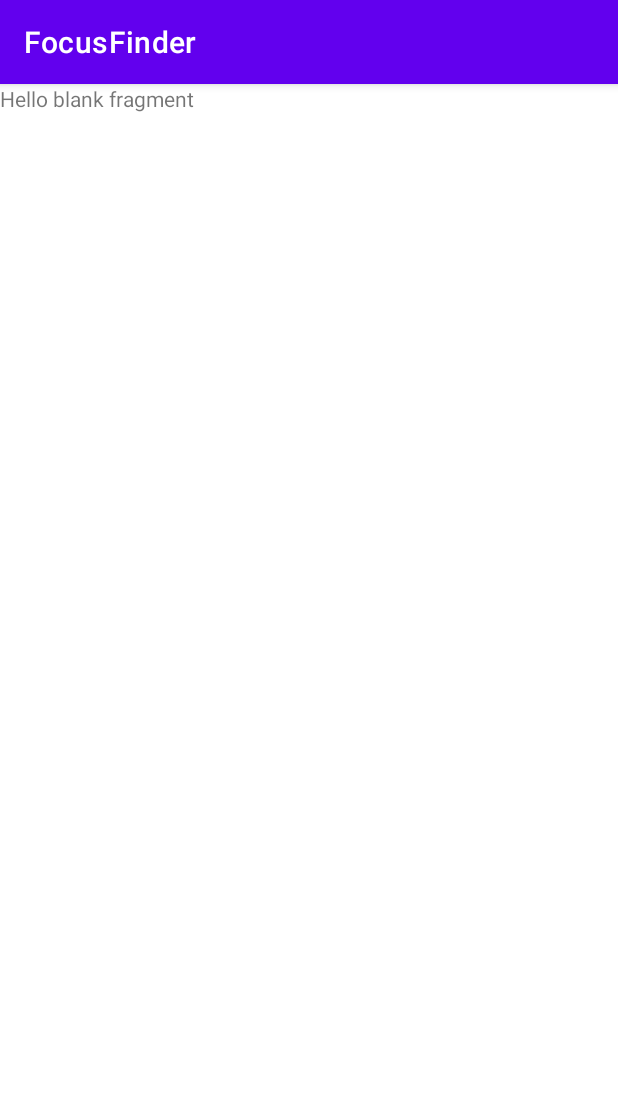
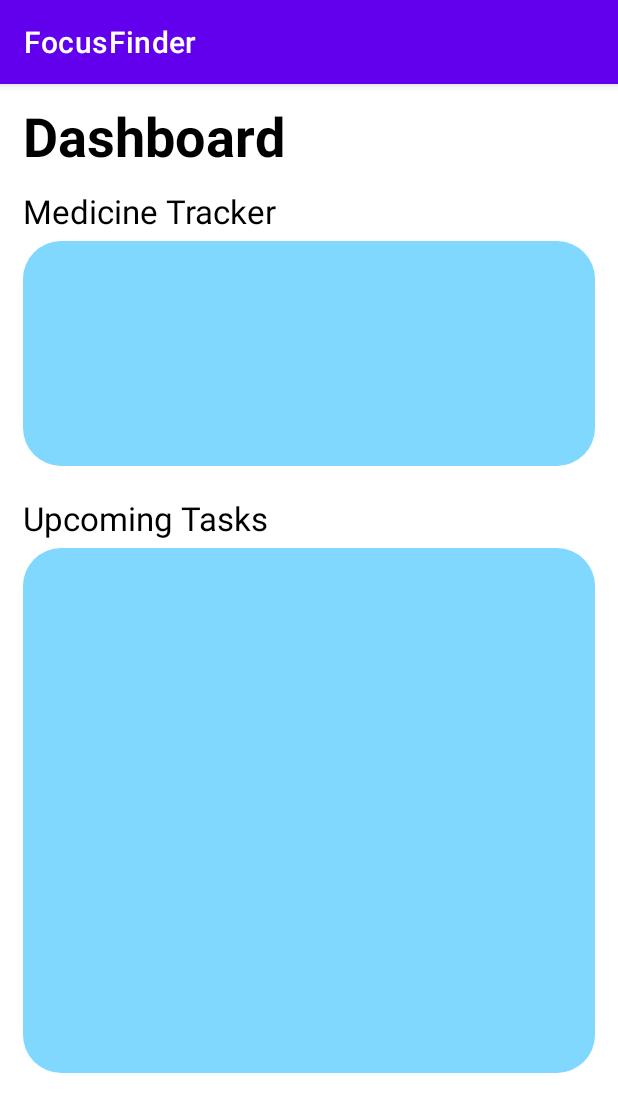
Before and after one commit to ncarlson23/focusFinder, an Android app: the fragment Dashboard shown on its own in the app's theme, on a phone screen of 412 x 824 dp. Shown: the top 1112 px of the screen. Run offline under Robolectric (Android 15) with nearby library versions, the phone set to English and light mode, and no system bars.

Commit message:
Began Dashboard UI

```diff
--- /dev/null
+++ b/app/src/main/res/drawable/round_rect_shape.xml
@@ -0,0 +1,12 @@
+<?xml version="1.0" encoding="utf-8"?>
+
+<shape xmlns:android="http://schemas.android.com/apk/res/android"
+
+    android:shape="rectangle">
+    <solid android:color="#80D8FF" />
+
+    <corners android:radius="25dp" />
+
+
+
+</shape>
--- a/app/src/main/res/layout/fragment_dashboard.xml
+++ b/app/src/main/res/layout/fragment_dashboard.xml
@@ -3,12 +3,73 @@
     xmlns:tools="http://schemas.android.com/tools"
     android:layout_width="match_parent"
     android:layout_height="match_parent"
-    tools:context=".Dashboard">
+    android:orientation="vertical"
+    tools:context=".Dashboard"
+    android:paddingTop="10dp"
+    android:paddingBottom="10dp"
+    android:paddingLeft="15dp"
+    android:paddingRight="15dp">
 
-    <!-- TODO: Update blank fragment layout -->
-    <TextView
+
+    <LinearLayout
         android:layout_width="match_parent"
         android:layout_height="match_parent"
-        android:text="@string/hello_blank_fragment" />
+        android:orientation="vertical" >
+
+
+
+
+        <TextView
+            android:layout_width="match_parent"
+            android:layout_height="40dp"
+            android:text="Dashboard"
+            android:textColor="@color/black"
+            android:textSize="36sp"
+            android:textStyle="bold" />
+
+        <LinearLayout
+            android:layout_width="match_parent"
+            android:layout_height="wrap_content"
+            android:paddingTop="20dp"
+            android:paddingBottom="5dp">
+
+            <TextView
+                android:layout_width="wrap_content"
+                android:layout_height="wrap_content"
+                android:text="Medicine Tracker"
+                android:textColor="@color/black"
+                android:textSize="22sp" />
+        </LinearLayout>
+
+
+        <LinearLayout
+            android:layout_width="match_parent"
+            android:layout_height="150dp"
+            android:background="@drawable/round_rect_shape">
+        </LinearLayout>
+
+        <LinearLayout
+            android:layout_width="match_parent"
+            android:layout_height="wrap_content"
+            android:paddingTop="20dp"
+            android:paddingBottom="5dp">
+
+            <TextView
+                android:layout_width="wrap_content"
+                android:layout_height="wrap_content"
+                android:text="Upcoming Tasks"
+                android:textColor="@color/black"
+                android:textSize="22sp" />
+        </LinearLayout>
+
+
+        <LinearLayout
+            android:layout_width="match_parent"
+            android:layout_height="350dp"
+            android:background="@drawable/round_rect_shape">
+        </LinearLayout>
+
+
+    </LinearLayout>
 
 </FrameLayout>
```
